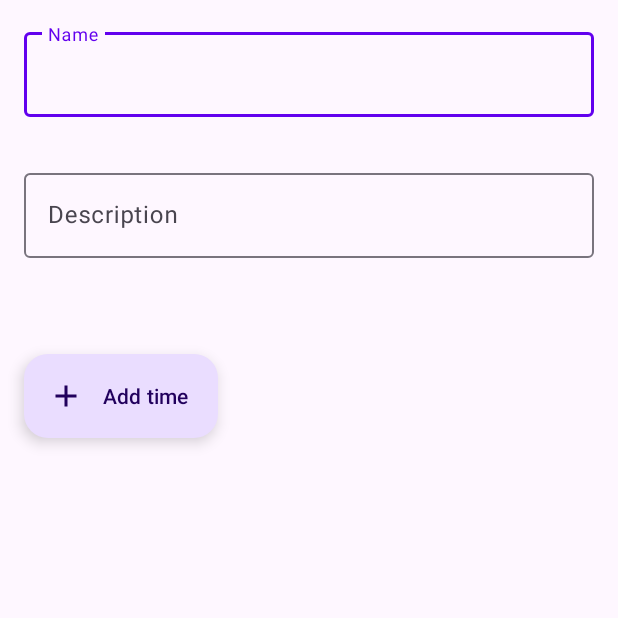
After one commit to KuzmaIvanov/Remind, an Android app: the fragment AddCategoryItemFragment shown on its own in the app's theme, on a phone screen of 412 x 824 dp, the top half of it. The commit adds this screen. Run offline under Robolectric (Android 15) with nearby library versions, the phone set to English and light mode, and no system bars.

Commit message:
add and remove AddTime works

```diff
--- /dev/null
+++ b/app/src/main/java/com/example/remind/screens/AddCategoryItemFragment.kt
@@ -0,0 +1,81 @@
+package com.example.remind.screens
+
+import android.icu.util.Calendar
+import android.os.Bundle
+import android.text.format.DateFormat.is24HourFormat
+import androidx.fragment.app.Fragment
+import android.view.LayoutInflater
+import android.view.View
+import android.view.ViewGroup
+import androidx.recyclerview.widget.LinearLayoutManager
+import androidx.recyclerview.widget.RecyclerView
+import com.example.remind.adapters.AddCategoryItemAdapter
+import com.example.remind.adapters.AddCategoryItemListener
+import com.example.remind.databinding.FragmentAddCategoryItemBinding
+import com.google.android.material.floatingactionbutton.ExtendedFloatingActionButton
+import com.google.android.material.timepicker.MaterialTimePicker
+import com.google.android.material.timepicker.TimeFormat
+
+class AddCategoryItemFragment : Fragment() {
+
+    private var _binding: FragmentAddCategoryItemBinding? = null
+    private val binding get() = _binding!!
+    private val listOfFullDates: MutableList<Calendar> = ArrayList()
+    private lateinit var addCategoryItemRecView: RecyclerView
+
+    override fun onCreateView(
+        inflater: LayoutInflater, container: ViewGroup?,
+        savedInstanceState: Bundle?
+    ): View? {
+        _binding = FragmentAddCategoryItemBinding.inflate(inflater, container, false)
+        val addTimeButton: ExtendedFloatingActionButton = binding.flActBtnToAddTime
+        addCategoryItemRecView = binding.addCategoryItemRecyclerView
+        addCategoryItemRecView.layoutManager = LinearLayoutManager(requireContext())
+        addCategoryItemRecView.adapter = AddCategoryItemAdapter(listOfFullDates, object: AddCategoryItemListener {
+            override fun onCategoryItemDelete(calendar: Calendar) {
+                val calendarForRemoveIndex:Int = listOfFullDates.indexOfFirst {
+                    it == calendar
+                }
+                listOfFullDates.removeAt(calendarForRemoveIndex)
+                addCategoryItemRecView.adapter?.notifyItemRemoved(calendarForRemoveIndex)
+            }
+
+        })
+
+        addTimeButton.setOnClickListener {
+            openTimePicker()
+        }
+
+        return binding.root
+    }
+
+    private fun openTimePicker() {
+        val isSystem24hour = is24HourFormat(requireContext())
+        val clockFormat = if(isSystem24hour) TimeFormat.CLOCK_24H else TimeFormat.CLOCK_12H
+        val picker: MaterialTimePicker = MaterialTimePicker.Builder()
+            .setTimeFormat(clockFormat)
+            .setHour(0)
+            .setMinute(0)
+            .setTitleText("Select time")
+            .build()
+        picker.show(childFragmentManager, "time_picker")
+        picker.addOnPositiveButtonClickListener {
+            val calendar = Calendar.getInstance()
+            if(isSystem24hour) {
+                calendar.set(Calendar.HOUR_OF_DAY, picker.hour)
+            } else {
+                calendar.set(Calendar.HOUR, picker.hour)
+            }
+            calendar.set(Calendar.MINUTE, picker.minute)
+            calendar.set(Calendar.SECOND, 0)
+            calendar.set(Calendar.MILLISECOND, 0);
+            listOfFullDates.add(calendar)
+            addCategoryItemRecView.adapter?.notifyItemInserted(listOfFullDates.size - 1)
+        }
+    }
+
+    override fun onDestroyView() {
+        super.onDestroyView()
+        _binding = null
+    }
+}
--- /dev/null
+++ b/app/src/main/res/layout/fragment_add_category_item.xml
@@ -0,0 +1,71 @@
+<?xml version="1.0" encoding="utf-8"?>
+<LinearLayout xmlns:android="http://schemas.android.com/apk/res/android"
+    xmlns:tools="http://schemas.android.com/tools"
+    xmlns:app="http://schemas.android.com/apk/res-auto"
+    android:layout_width="match_parent"
+    android:layout_height="match_parent"
+    tools:context=".screens.AddCategoryItemFragment"
+    android:orientation="vertical">
+
+    <com.google.android.material.textfield.TextInputLayout
+        android:layout_width="match_parent"
+        android:layout_height="wrap_content"
+        android:layout_margin="16dp"
+        android:hint="@string/text_input_name_layout_hint"
+        app:endIconMode="clear_text">
+
+        <com.google.android.material.textfield.TextInputEditText
+            android:id="@+id/inputNameTextInputEditText"
+            android:layout_width="match_parent"
+            android:layout_height="match_parent"
+            android:ems="10"
+            android:inputType="textPersonName"
+            android:minHeight="48dp" />
+
+    </com.google.android.material.textfield.TextInputLayout>
+
+    <com.google.android.material.textfield.TextInputLayout
+        android:layout_width="match_parent"
+        android:layout_height="wrap_content"
+        android:layout_margin="16dp"
+        android:hint="@string/text_input_description_layout_hint"
+        app:endIconMode="clear_text">
+
+        <com.google.android.material.textfield.TextInputEditText
+            android:id="@+id/inputDescriptionTextInputEditText"
+            android:layout_width="match_parent"
+            android:layout_height="match_parent"
+            android:ems="10"
+            android:inputType="textPersonName"
+            android:minHeight="48dp" />
+
+    </com.google.android.material.textfield.TextInputLayout>
+
+    <ScrollView
+        android:layout_width="match_parent"
+        android:layout_height="match_parent">
+
+        <LinearLayout
+            android:layout_width="match_parent"
+            android:layout_height="wrap_content"
+            android:orientation="vertical">
+
+            <androidx.recyclerview.widget.RecyclerView
+                android:id="@+id/addCategoryItemRecyclerView"
+                android:layout_width="wrap_content"
+                android:layout_height="wrap_content"
+                android:layout_margin="16dp"/>
+
+            <com.google.android.material.floatingactionbutton.ExtendedFloatingActionButton
+                android:id="@+id/flActBtnToAddTime"
+                android:layout_width="wrap_content"
+                android:layout_height="wrap_content"
+                android:layout_margin="16dp"
+                android:contentDescription="@string/flActBtnToAddTimeDesc"
+                android:text="@string/flActBtnToAddTimeDesc"
+                app:icon="@drawable/ic_labels_first_item_24" />
+
+        </LinearLayout>
+    </ScrollView>
+
+</LinearLayout>
--- a/app/src/main/res/values/strings.xml
+++ b/app/src/main/res/values/strings.xml
@@ -12,6 +12,17 @@
 
     <string name="labels_subheader_title">Additional features</string>
     <string name="labels_first_item">Add a new category</string>
-    <!-- TODO: Remove or change this placeholder text -->
-    <string name="hello_blank_fragment">Hello blank fragment</string>
+
+    <string name="flActBtnToAddNotificationDesc">Add a new notification</string>
+    <string name="flActBtnToAddTimeDesc">Add time</string>
+
+    <string name="text_input_name_layout_hint">Name</string>
+    <string name="text_input_description_layout_hint">Description</string>
+
+    <string name="chip_every_day">Every day</string>
+    <string name="chip_every_week">Every week</string>
+    <string name="chip_particular_day">On a particular day</string>
+
+    <string name="exposed_dropdown_menu_hint">Selected times</string>
+
 </resources>
```
Also changed, not shown: app/src/main/java/com/example/remind/adapters/AddCategoryItemAdapter.kt (added, +86 -0 lines), app/src/main/java/com/example/remind/screens/CategoriesFragment.kt (+14 -1 lines), app/src/main/res/layout/fragment_categories.xml (+16 -8 lines), app/src/main/res/layout/item_add_category_recycler_view.xml (added, +64 -0 lines).
